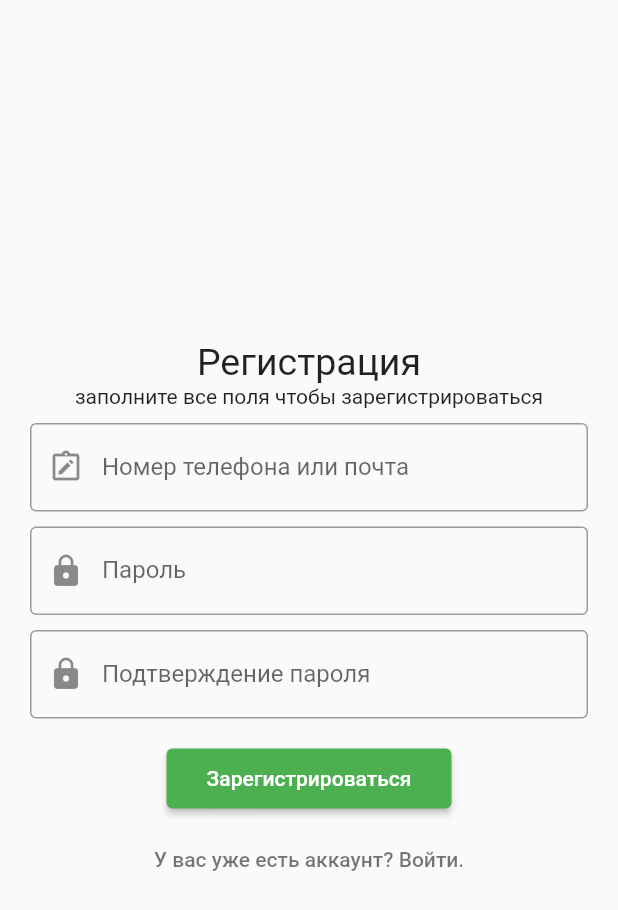
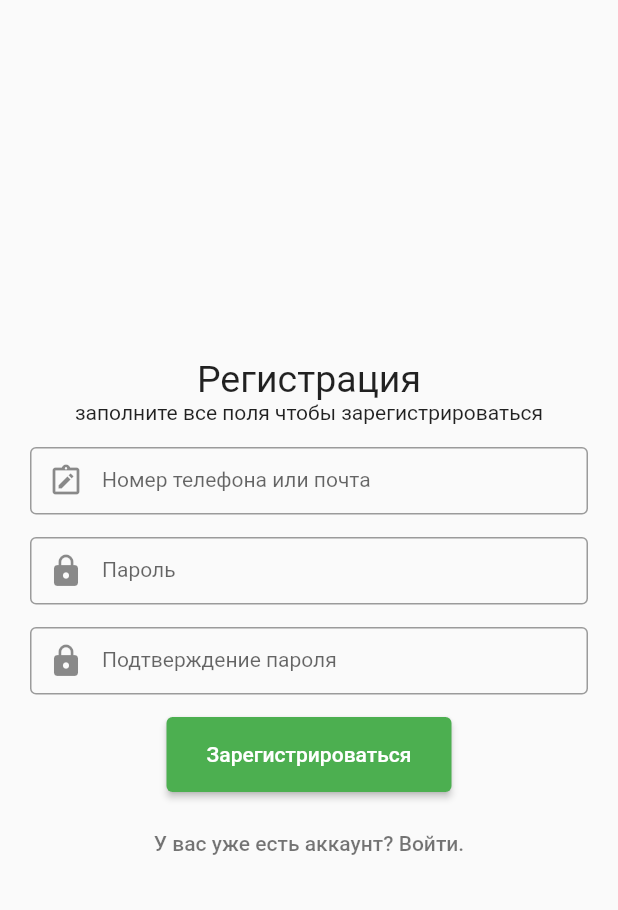
Before and after one commit to DCryptor/BlackMarket, a Flutter app: the screen it shows after launch, after a tap on "У вас еще нет аккаунта? Зарегистрировать", on a phone screen of 412 x 824 dp. Shown: the top 910 px of the screen. Run offline on Flutter 3.47's test engine with Material 2 defaults, Android fonts, the phone set to English and light mode, and no system bars.

Commit message:
Исправил размеры

```diff
--- a/lib/main.dart
+++ b/lib/main.dart
@@ -1,9 +1,7 @@
 import 'package:black_market/pages/auth.dart';
-import 'package:black_market/pages/drawer.dart';
-import 'package:black_market/pages/registration.dart';
 import 'package:flutter/material.dart';
 
-void main() => runApp(BlackMarket());
+void main() => runApp(const BlackMarket());
 
 class BlackMarket extends StatelessWidget {
   const BlackMarket({super.key});
@@ -14,7 +12,7 @@ class BlackMarket extends StatelessWidget {
         primarySwatch: Colors.green,
       ),
       title: 'Доска объявлений',
-      home: Scaffold(
+      home: const Scaffold(
         body: AuthorizationPage(),
       ),
     );
--- a/lib/pages/add_balance.dart
+++ b/lib/pages/add_balance.dart
@@ -13,12 +13,12 @@ class AddBalancePage extends StatelessWidget {
       home: Scaffold(
         drawer: const DrawerMenuPage(),
         appBar: AppBar(
-          title: Text('Пополнить баланс'),
+          title: const Text('Пополнить баланс'),
         ),
         body: Container(
           child: Center(
             child: Container(
-              child: Text('Пополнить баланс'),
+              child: const Text('Пополнить баланс'),
             ),
           ),
         ),
--- a/lib/pages/all_listings.dart
+++ b/lib/pages/all_listings.dart
@@ -13,12 +13,12 @@ class AllListingsPage extends StatelessWidget {
       home: Scaffold(
         drawer: const DrawerMenuPage(),
         appBar: AppBar(
-          title: Text('Все объявления'),
+          title: const Text('Все объявления'),
         ),
         body: Container(
           child: Center(
             child: Container(
-              child: Text('Все объявления'),
+              child: const Text('Все объявления'),
             ),
           ),
         ),
--- a/lib/pages/auth.dart
+++ b/lib/pages/auth.dart
@@ -18,18 +18,20 @@ class _AuthorizationPageState extends State<AuthorizationPage> {
         crossAxisAlignment: CrossAxisAlignment.center,
         children: [
           Container(
-            child: Text(
+            child: const Text(
               "Авторизация",
               style: TextStyle(fontSize: 25),
             ),
           ),
           Container(
-            padding: EdgeInsets.only(bottom: 10),
-            child: Text("введите логин и пароль чтобы войти"),
+            padding: const EdgeInsets.only(bottom: 15),
+            child: const Text("введите логин и пароль чтобы войти"),
           ),
           Container(
-            padding: EdgeInsets.only(bottom: 10, left: 20, right: 20),
-            child: TextField(
+            height: 60,
+            padding: const EdgeInsets.only(bottom: 15, left: 20, right: 20),
+            child: const TextField(
+              style: TextStyle(fontSize: 14),
               decoration: InputDecoration(
                 border: OutlineInputBorder(),
                 label: Text("Номер телефона или почта"),
@@ -38,8 +40,10 @@ class _AuthorizationPageState extends State<AuthorizationPage> {
             ),
           ),
           Container(
-            padding: EdgeInsets.only(bottom: 10, left: 20, right: 20),
-            child: TextField(
+            height: 60,
+            padding: const EdgeInsets.only(bottom: 15, left: 20, right: 20),
+            child: const TextField(
+              style: TextStyle(fontSize: 14),
               obscureText: true,
               decoration: InputDecoration(
                 border: OutlineInputBorder(),
@@ -50,9 +54,9 @@ class _AuthorizationPageState extends State<AuthorizationPage> {
           ),
           Container(
             alignment: Alignment.centerRight,
-            padding: EdgeInsets.only(bottom: 10, right: 20),
+            padding: const EdgeInsets.only(bottom: 15, right: 20),
             child: TextButton(
-              child: Text(
+              child: const Text(
                 "забыли пароль?",
                 style: TextStyle(color: Colors.black54),
               ),
@@ -65,29 +69,29 @@ class _AuthorizationPageState extends State<AuthorizationPage> {
             ),
           ),
           Container(
-            height: 50,
+            height: 60,
             width: 150,
-            padding: EdgeInsets.only(bottom: 10),
+            padding: const EdgeInsets.only(bottom: 15),
             child: ElevatedButton(
-              child: Text("Войти"),
+              child: const Text("Войти"),
               onPressed: () {
                 Navigator.push(
                   context,
-                  MaterialPageRoute(builder: (context) => AllListingsPage()),
+                  MaterialPageRoute(builder: (context) => const AllListingsPage()),
                 );
               },
             ),
           ),
           Container(
             child: TextButton(
-              child: Text(
+              child: const Text(
                 'У вас еще нет аккаунта? Зарегистрироваться.',
                 style: TextStyle(color: Colors.black54),
               ),
               onPressed: () {
                 Navigator.push(
                   context,
-                  MaterialPageRoute(builder: (context) => RegistrationPage()),
+                  MaterialPageRoute(builder: (context) => const RegistrationPage()),
                 );
               },
             ),
--- a/lib/pages/my_listings.dart
+++ b/lib/pages/my_listings.dart
@@ -13,12 +13,12 @@ class MyListingsPage extends StatelessWidget {
       home: Scaffold(
         drawer: const DrawerMenuPage(),
         appBar: AppBar(
-          title: Text('Мои объявления'),
+          title: const Text('Мои объявления'),
         ),
         body: Container(
           child: Center(
             child: Container(
-              child: Text('Мои объявления'),
+              child: const Text('Мои объявления'),
             ),
           ),
         ),
--- a/lib/pages/new_listing.dart
+++ b/lib/pages/new_listing.dart
@@ -13,12 +13,12 @@ class NewListingPage extends StatelessWidget {
       home: Scaffold(
         drawer: const DrawerMenuPage(),
         appBar: AppBar(
-          title: Text('Новое объявления'),
+          title: const Text('Новое объявления'),
         ),
         body: Container(
           child: Center(
             child: Container(
-              child: Text('Новое объявления'),
+              child: const Text('Новое объявления'),
             ),
           ),
         ),
--- a/lib/pages/profile_settings.dart
+++ b/lib/pages/profile_settings.dart
@@ -13,12 +13,12 @@ class MyProfilePage extends StatelessWidget {
       home: Scaffold(
         drawer: const DrawerMenuPage(),
         appBar: AppBar(
-          title: Text('Мой профиль'),
+          title: const Text('Мой профиль'),
         ),
         body: Container(
           child: Center(
             child: Container(
-              child: Text('Мой профиль'),
+              child: const Text('Мой профиль'),
             ),
           ),
         ),
--- a/lib/pages/registration.dart
+++ b/lib/pages/registration.dart
@@ -1,4 +1,3 @@
-import 'package:black_market/pages/all_listings.dart';
 import 'package:black_market/pages/auth.dart';
 import 'package:black_market/pages/create_profile.dart';
 import 'package:flutter/material.dart';
@@ -19,18 +18,20 @@ class _RegistrationPageState extends State<RegistrationPage> {
         crossAxisAlignment: CrossAxisAlignment.center,
         children: [
           Container(
-            child: Text(
+            child: const Text(
               "Регистрация",
               style: TextStyle(fontSize: 25),
             ),
           ),
           Container(
-            padding: EdgeInsets.only(bottom: 10),
-            child: Text("заполните все поля чтобы зарегистрироваться"),
+            padding: const EdgeInsets.only(bottom: 15),
+            child: const Text("заполните все поля чтобы зарегистрироваться"),
           ),
           Container(
-            padding: EdgeInsets.only(bottom: 10, left: 20, right: 20),
-            child: TextField(
+            height: 60,
+            padding: const EdgeInsets.only(bottom: 15, left: 20, right: 20),
+            child: const TextField(
+              style: TextStyle(fontSize: 14),
               decoration: InputDecoration(
                 border: OutlineInputBorder(),
                 label: Text("Номер телефона или почта"),
@@ -39,8 +40,10 @@ class _RegistrationPageState extends State<RegistrationPage> {
             ),
           ),
           Container(
-            padding: EdgeInsets.only(bottom: 10, left: 20, right: 20),
-            child: TextField(
+            height: 60,
+            padding: const EdgeInsets.only(bottom: 15, left: 20, right: 20),
+            child: const TextField(
+              style: TextStyle(fontSize: 14),
               obscureText: true,
               decoration: InputDecoration(
                 border: OutlineInputBorder(),
@@ -50,8 +53,10 @@ class _RegistrationPageState extends State<RegistrationPage> {
             ),
           ),
           Container(
-            padding: EdgeInsets.only(bottom: 20, left: 20, right: 20),
-            child: TextField(
+            height: 60,
+            padding: const EdgeInsets.only(bottom: 15, left: 20, right: 20),
+            child: const TextField(
+              style: TextStyle(fontSize: 14),
               obscureText: true,
               decoration: InputDecoration(
                 border: OutlineInputBorder(),
@@ -61,29 +66,31 @@ class _RegistrationPageState extends State<RegistrationPage> {
             ),
           ),
           Container(
-            height: 50,
+            height: 60,
             width: 190,
-            padding: EdgeInsets.only(bottom: 10),
+            padding: const EdgeInsets.only(bottom: 10),
             child: ElevatedButton(
-              child: Text("Зарегистрироваться"),
+              child: const Text("Зарегистрироваться"),
               onPressed: () {
                 Navigator.push(
                   context,
-                  MaterialPageRoute(builder: (context) => CreateProfilePage()),
+                  MaterialPageRoute(
+                      builder: (context) => const CreateProfilePage()),
                 );
               },
             ),
           ),
           Container(
             child: TextButton(
-              child: Text(
+              child: const Text(
                 'У вас уже есть аккаунт? Войти.',
                 style: TextStyle(color: Colors.black54),
               ),
               onPressed: () {
                 Navigator.push(
                   context,
-                  MaterialPageRoute(builder: (context) => AuthorizationPage()),
+                  MaterialPageRoute(
+                      builder: (context) => const AuthorizationPage()),
                 );
               },
             ),
```
Also changed, not shown: lib/pages/create_profile.dart (+25 -19 lines), lib/pages/drawer.dart (+28 -28 lines).
